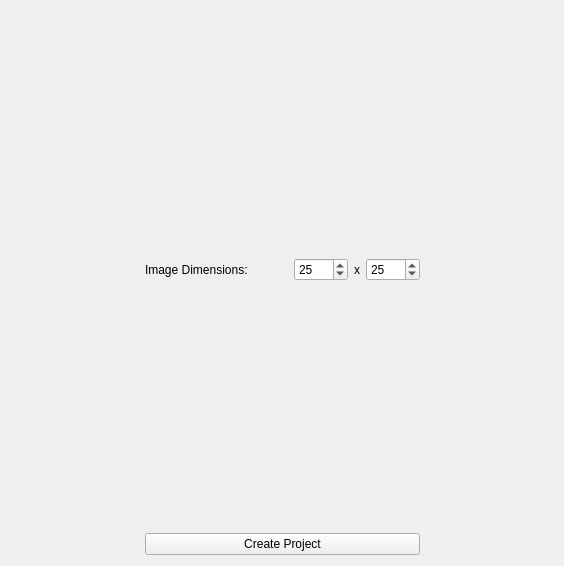
Qt form ui/spritesetup.ui (University-of-Utah-CS3505/a5-sprite-editor-f25-leomartinez47) before a commit.
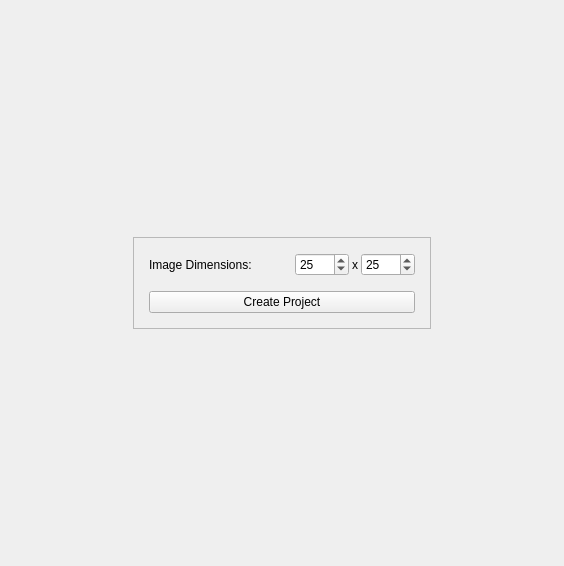
The same form after that commit.

Commit message: Move setup dialog to centered frame

Patch:
```diff
--- a/ui/spritesetup.ui
+++ b/ui/spritesetup.ui
@@ -28,10 +28,7 @@
     </spacer>
    </item>
    <item>
-    <layout class="QVBoxLayout" name="centerBox">
-     <property name="sizeConstraint">
-      <enum>QLayout::SizeConstraint::SetMinimumSize</enum>
-     </property>
+    <layout class="QVBoxLayout" name="centerLayout">
      <item>
       <spacer name="verticalSpacer_2">
        <property name="orientation">
@@ -45,8 +42,47 @@
        </property>
       </spacer>
      </item>
+     <item>
+      <widget class="QFrame" name="dialogFrame">
+       <property name="sizePolicy">
+        <sizepolicy hsizetype="Preferred" vsizetype="Preferred">
+         <horstretch>0</horstretch>
+         <verstretch>0</verstretch>
+        </sizepolicy>
+       </property>
+       <property name="minimumSize">
+        <size>
+         <width>40</width>
+         <height>40</height>
+        </size>
+       </property>
+       <property name="frameShape">
+        <enum>QFrame::Shape::StyledPanel</enum>
+       </property>
+       <property name="frameShadow">
+        <enum>QFrame::Shadow::Raised</enum>
+       </property>
+       <layout class="QVBoxLayout" name="verticalLayout">
+        <property name="spacing">
+         <number>15</number>
+        </property>
+        <property name="leftMargin">
+         <number>15</number>
+        </property>
+        <property name="topMargin">
+         <number>15</number>
+        </property>
+        <property name="rightMargin">
+         <number>15</number>
+        </property>
+        <property name="bottomMargin">
+         <number>15</number>
+        </property>
      <item>
       <layout class="QHBoxLayout" name="dimensionEntry">
+          <property name="spacing">
+           <number>3</number>
+          </property>
        <item>
         <widget class="QLabel" name="dimensionsLabel">
          <property name="text">
@@ -105,25 +141,28 @@
        </item>
       </layout>
      </item>
-     <item>
-      <spacer name="verticalSpacer">
-       <property name="orientation">
-        <enum>Qt::Orientation::Vertical</enum>
-       </property>
-       <property name="sizeHint" stdset="0">
-        <size>
-         <width>20</width>
-         <height>40</height>
-        </size>
-       </property>
-      </spacer>
-     </item>
      <item>
       <widget class="QPushButton" name="createButton">
        <property name="text">
         <string>Create Project</string>
        </property>
       </widget>
+        </item>
+       </layout>
+      </widget>
+     </item>
+     <item>
+      <spacer name="bottomSpacer">
+       <property name="orientation">
+        <enum>Qt::Orientation::Vertical</enum>
+       </property>
+       <property name="sizeHint" stdset="0">
+        <size>
+         <width>20</width>
+         <height>40</height>
+        </size>
+       </property>
+      </spacer>
      </item>
     </layout>
    </item>
```
Left out of the diff: 4 changed lines with no effect on the pictures. Lines whose indentation alone changed are shown as unchanged.
